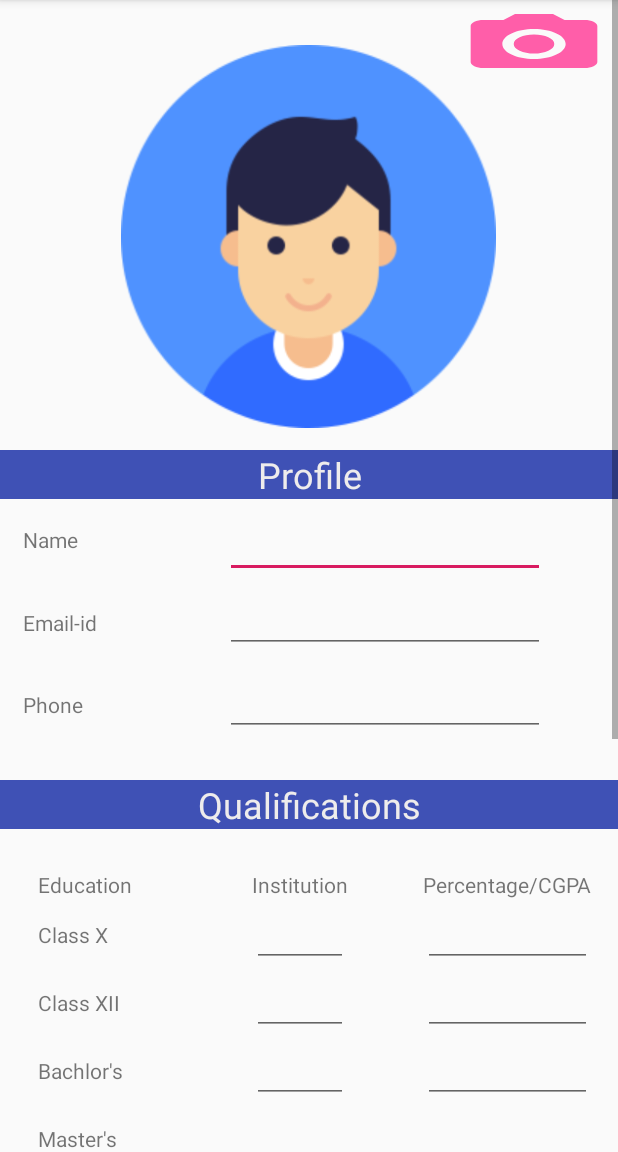
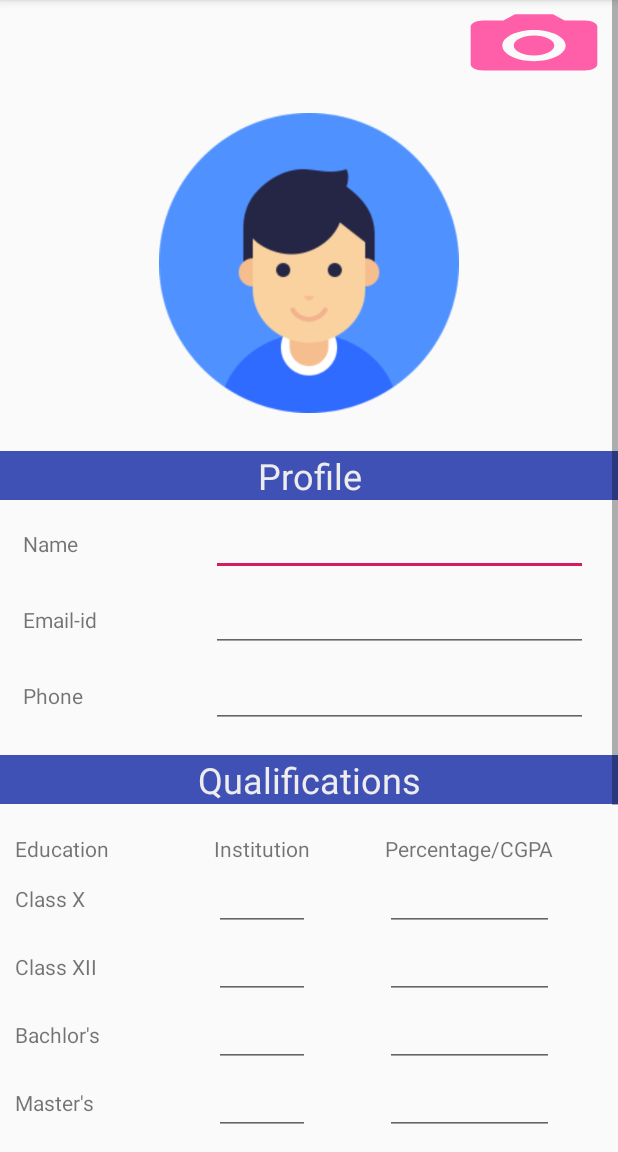
Before and after one commit to samidhakhatri/Resume4U, an Android app: the MainActivity screen opened directly, with no data from a screen before it, on a phone screen of 412 x 824 dp, the part 84-1236 px from its top. Run offline under Robolectric (Android 15) with nearby library versions, the light colour scheme and no system bars; libraries missing offline, so code that uses them is left out: com.itextpdf.text.

Commit message:
changed layout

```diff
--- a/app/src/main/res/layout/activity_main.xml
+++ b/app/src/main/res/layout/activity_main.xml
@@ -1,9 +1,10 @@
 <?xml version="1.0" encoding="utf-8"?>
-<RelativeLayout xmlns:android="http://schemas.android.com/apk/res/android"
+<LinearLayout xmlns:android="http://schemas.android.com/apk/res/android"
     xmlns:app="http://schemas.android.com/apk/res-auto"
     xmlns:tools="http://schemas.android.com/tools"
     android:layout_width="match_parent"
     android:layout_height="match_parent"
+    android:orientation="vertical"
     tools:context=".MainActivity">
 
 
@@ -11,252 +12,252 @@
         android:layout_width="wrap_content"
         android:layout_height="wrap_content">
 
-        <RelativeLayout
+        <LinearLayout
             android:layout_width="wrap_content"
-            android:layout_height="wrap_content">
+            android:layout_height="wrap_content"
+            android:orientation="vertical">
 
             <LinearLayout
                 android:layout_width="match_parent"
                 android:layout_height="wrap_content"
-                android:gravity="center"
-                android:padding="5dp" >
+                android:orientation="vertical"
+                android:padding="5dp">
+
                 <Button
                     android:id="@+id/btnSelectPhoto"
                     android:layout_width="match_parent"
-                    android:layout_height="wrap_content"
+                    android:layout_height="50dp"
                     android:layout_marginLeft="300dp"
-                    android:background="@drawable/ic_photo_camera_black_24dp"/>
-            </LinearLayout>
-            <RelativeLayout
-                android:layout_width="match_parent"
-                android:layout_height="match_parent"
-                android:orientation="vertical"
-                android:padding="10dp" >
+                    android:background="@drawable/ic_photo_camera_black_24dp" />
 
                 <ImageView
                     android:id="@+id/viewImage"
-                    android:layout_width="250dp"
-                    android:layout_centerHorizontal="true"
-                    android:layout_height="255dp"
+                    android:layout_width="200dp"
+                    android:layout_height="200dp"
+                    android:layout_gravity="center_horizontal"
                     android:layout_marginTop="20dp"
-                    android:background="@drawable/person_icon"
-                    />
-            </RelativeLayout>
+                    android:background="@drawable/person_icon" />
+            </LinearLayout>
 
             <TextView
-                android:layout_width="match_parent"
+                android:layout_width="412dp"
                 android:layout_height="wrap_content"
-                android:layout_marginTop="300dp"
+                android:layout_marginTop="20dp"
                 android:background="#3F51B5"
                 android:text="Profile"
                 android:textAlignment="center"
                 android:textColor="#EEECEC"
                 android:textSize="24sp" />
 
-            <Button
-                android:id="@+id/saveBtn"
-                android:layout_width="wrap_content"
-                android:layout_height="wrap_content"
-                android:layout_marginLeft="150dp"
-                android:layout_marginTop="1150dp"
-                android:shadowColor="#00575252"
-                android:shadowDx="5"
-                android:text="Save PDf"
-                tools:layout_editor_absoluteX="151dp"
-                tools:layout_editor_absoluteY="404dp" />
+            <TableLayout
+                android:layout_width="match_parent"
+                android:layout_height="170dp">
+
+                <TableRow android:layout_marginTop="5dp">
 
                     <TextView
                         android:id="@+id/textView"
-                android:layout_width="wrap_content"
+                        android:layout_width="0dp"
                         android:layout_height="wrap_content"
                         android:layout_marginLeft="15dp"
-                android:layout_marginTop="350dp"
-                android:text="Name"
-                tools:layout_editor_absoluteX="54dp"
-                tools:layout_editor_absoluteY="65dp" />
+                        android:layout_weight="1"
+                        android:text="Name" />
 
                     <EditText
                         android:id="@+id/name"
-                android:layout_width="wrap_content"
+                        android:layout_width="0dp"
                         android:layout_height="wrap_content"
-                android:layout_marginLeft="150dp"
-                android:layout_marginTop="340dp"
+                        android:layout_marginRight="20dp"
+                        android:layout_weight="2"
                         android:ems="10"
                         android:inputType="textPersonName"
-                android:text=""
-                tools:layout_editor_absoluteX="151dp"
-                tools:layout_editor_absoluteY="47dp" />
+                        android:text="" />
+
+                </TableRow>
+
+                <TableRow android:layout_marginTop="5dp">
 
                     <TextView
                         android:id="@+id/textView2"
-                android:layout_width="wrap_content"
+                        android:layout_width="0dp"
                         android:layout_height="wrap_content"
                         android:layout_marginLeft="15dp"
-                android:layout_marginTop="405dp"
-                android:text="Email-id"
-                tools:layout_editor_absoluteX="54dp"
-                tools:layout_editor_absoluteY="146dp" />
+                        android:layout_weight="1"
+                        android:text="Email-id" />
 
                     <EditText
                         android:id="@+id/email"
-                android:layout_width="wrap_content"
+                        android:layout_width="0dp"
                         android:layout_height="wrap_content"
-                android:layout_marginLeft="150dp"
-                android:layout_marginTop="390dp"
+                        android:layout_marginRight="20dp"
+                        android:layout_weight="2"
                         android:ems="10"
-                android:inputType="textEmailAddress"
-                tools:layout_editor_absoluteX="151dp"
-                tools:layout_editor_absoluteY="119dp" />
+                        android:inputType="textEmailAddress" />
+
+                </TableRow>
+
+                <TableRow android:layout_marginTop="5dp">
 
                     <TextView
                         android:id="@+id/textView3"
-                android:layout_width="wrap_content"
+                        android:layout_width="0dp"
                         android:layout_height="wrap_content"
                         android:layout_marginLeft="15dp"
-                android:layout_marginTop="460dp"
-                android:text="Phone"
-                tools:layout_editor_absoluteX="54dp"
-                tools:layout_editor_absoluteY="223dp" />
+                        android:layout_weight="1"
+                        android:text="Phone" />
 
                     <EditText
                         android:id="@+id/phone"
-                android:layout_width="wrap_content"
+                        android:layout_width="0dp"
                         android:layout_height="wrap_content"
-                android:layout_marginLeft="150dp"
-                android:layout_marginTop="445dp"
+                        android:layout_marginRight="20dp"
+                        android:layout_weight="2"
                         android:ems="10"
-                android:inputType="phone"
-                tools:layout_editor_absoluteX="150dp"
-                tools:layout_editor_absoluteY="196dp" />
+                        android:inputType="phone" />
+
+                </TableRow>
+            </TableLayout>
 
             <TextView
 
                 android:layout_width="match_parent"
                 android:layout_height="wrap_content"
-                android:layout_marginTop="520dp"
                 android:background="#3F51B5"
                 android:text="Qualifications"
                 android:textAlignment="center"
                 android:textColor="#EEECEC"
                 android:textSize="24sp" />
 
-
+            <HorizontalScrollView
+                android:layout_width="match_parent"
+                android:layout_height="wrap_content">
 
                 <TableLayout
                     android:layout_width="wrap_content"
-                    android:layout_height="wrap_content"
-                    android:layout_marginTop="580dp">
+                    android:layout_height="match_parent"
+                    android:layout_marginTop="10dp">
 
 
-                    <TableRow>
+                    <TableRow android:layout_marginTop="10dp">
 
 
                         <TextView
-                            android:layout_marginLeft="25dp"
+                            android:layout_marginLeft="10dp"
                             android:text="Education" />
 
                         <TextView
-                            android:layout_marginLeft="80dp"
+                            android:layout_marginLeft="70dp"
                             android:text="Institution" />
 
                         <TextView
                             android:layout_marginLeft="50dp"
+                            android:layout_marginRight="10dp"
                             android:text="Percentage/CGPA" />
                     </TableRow>
 
                     <TableRow>
 
                         <TextView
-                            android:layout_marginLeft="25dp"
+                            android:layout_marginLeft="10dp"
                             android:text="Class X" />
 
                         <EditText
                             android:id="@+id/t11"
-                            android:layout_marginLeft="80dp"
+                            android:layout_marginLeft="70dp"
                             android:text="" />
 
                         <EditText
                             android:id="@+id/t12"
                             android:layout_marginLeft="50dp"
+                            android:layout_marginRight="10dp"
                             android:text="" />
+
                     </TableRow>
 
                     <TableRow>
 
                         <TextView
-                            android:layout_marginLeft="25dp"
+                            android:layout_marginLeft="10dp"
                             android:text="Class XII" />
 
                         <EditText
                             android:id="@+id/t21"
-                            android:layout_marginLeft="80dp"
+                            android:layout_marginLeft="70dp"
                             android:text="" />
 
                         <EditText
                             android:id="@+id/t22"
                             android:layout_marginLeft="50dp"
+                            android:layout_marginRight="10dp"
                             android:text="" />
+
                     </TableRow>
 
                     <TableRow>
 
                         <TextView
-                            android:layout_marginLeft="25dp"
+                            android:layout_marginLeft="10dp"
                             android:text="Bachlor's" />
 
                         <EditText
                             android:id="@+id/t31"
-                            android:layout_marginLeft="80dp"
+                            android:layout_marginLeft="70dp"
                             android:text="" />
 
                         <EditText
                             android:id="@+id/t32"
                             android:layout_marginLeft="50dp"
+                            android:layout_marginRight="10dp"
                             android:text="" />
+
                     </TableRow>
 
                     <TableRow>
 
                         <TextView
-                            android:layout_marginLeft="25dp"
+                            android:layout_marginLeft="10dp"
                             android:text="Master's" />
 
                         <EditText
                             android:id="@+id/t41"
-                            android:layout_marginLeft="80dp"
+                            android:layout_marginLeft="70dp"
                             android:text="" />
 
                         <EditText
                             android:id="@+id/t42"
                             android:layout_marginLeft="50dp"
+                            android:layout_marginRight="10dp"
                             android:text="" />
+
                     </TableRow>
 
-                    <TableRow>
+                    <TableRow android:layout_marginBottom="10dp">
 
                         <TextView
-                            android:layout_marginLeft="25dp"
+                            android:layout_marginLeft="10dp"
                             android:text="Phd." />
 
                         <EditText
                             android:id="@+id/t51"
-                            android:layout_marginLeft="80dp"
+                            android:layout_marginLeft="70dp"
                             android:text="" />
 
                         <EditText
                             android:id="@+id/t52"
                             android:layout_marginLeft="50dp"
+                            android:layout_marginRight="10dp"
                             android:text="" />
+
                     </TableRow>
 
                 </TableLayout>
+            </HorizontalScrollView>
 
 
             <TextView
 
                 android:layout_width="match_parent"
                 android:layout_height="wrap_content"
-                android:layout_marginTop="825dp"
                 android:background="#3F51B5"
                 android:text="Skills"
                 android:textAlignment="center"
@@ -268,7 +269,6 @@
                 android:layout_width="wrap_content"
                 android:layout_height="50sp"
                 android:layout_marginLeft="100dp"
-                android:layout_marginTop="860dp"
                 android:ems="10"
                 android:inputType="textMultiLine"
                 android:nestedScrollingEnabled="true"/>
@@ -278,7 +278,6 @@
 
                 android:layout_width="match_parent"
                 android:layout_height="wrap_content"
-                android:layout_marginTop="920dp"
                 android:background="#3F51B5"
                 android:text="Experience"
                 android:textAlignment="center"
@@ -290,7 +289,6 @@
                 android:layout_width="wrap_content"
                 android:layout_height="wrap_content"
                 android:layout_marginLeft="100dp"
-                android:layout_marginTop="960dp"
                 android:ems="10"
                 android:inputType="textMultiLine"
                 android:nestedScrollingEnabled="true"/>
@@ -299,7 +297,6 @@
 
                 android:layout_width="match_parent"
                 android:layout_height="wrap_content"
-                android:layout_marginTop="1020dp"
                 android:background="#3F51B5"
                 android:text="Awards"
                 android:textAlignment="center"
@@ -311,15 +308,22 @@
                 android:layout_width="wrap_content"
                 android:layout_height="wrap_content"
                 android:layout_marginLeft="100dp"
-                android:layout_marginTop="1080dp"
                 android:ems="10"
                 android:inputType="textMultiLine"
                 android:nestedScrollingEnabled="true"/>
+            <Button
+                android:id="@+id/saveBtn"
+                android:layout_gravity="center_horizontal"
+                android:layout_width="wrap_content"
+                android:layout_height="wrap_content"
+                android:shadowColor="#00575252"
+                android:shadowDx="5"
+                android:text="Save PDf" />
 
 
-        </RelativeLayout>
+        </LinearLayout>
 
 
     </ScrollView>
 
-</RelativeLayout>
+</LinearLayout>
```
Lines whose indentation alone changed are shown as unchanged.
